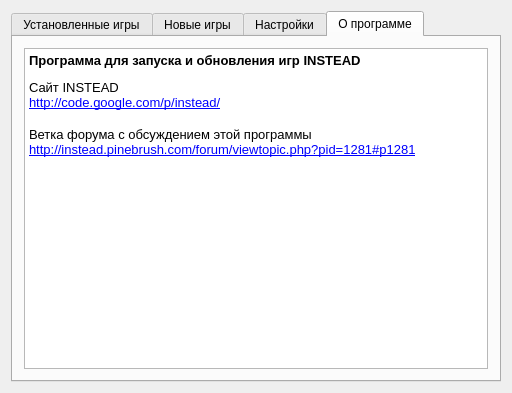
First picture: the form in mainwindow.ui, repository instead-hub/instead-launcher, before the edit.
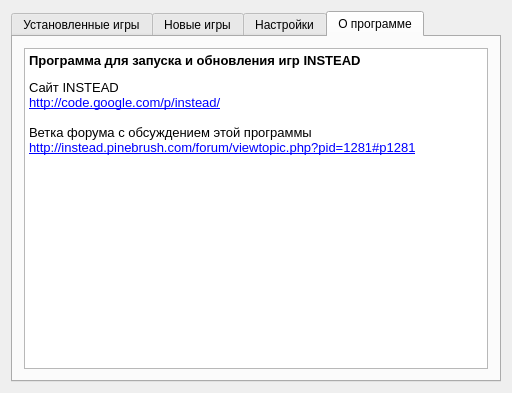
Second picture: the form after the edit. The open tabs and pages were chosen to show the change.

Commit message: buttons and handlers renamed

```diff
--- a/mainwindow.ui
+++ b/mainwindow.ui
@@ -202,9 +202,9 @@
            <string>&lt;!DOCTYPE HTML PUBLIC &quot;-//W3C//DTD HTML 4.0//EN&quot; &quot;http://www.w3.org/TR/REC-html40/strict.dtd&quot;&gt;
 &lt;html&gt;&lt;head&gt;&lt;meta name=&quot;qrichtext&quot; content=&quot;1&quot; /&gt;&lt;style type=&quot;text/css&quot;&gt;
 p, li { white-space: pre-wrap; }
-&lt;/style&gt;&lt;/head&gt;&lt;body style=&quot; font-family:'Droid Sans'; font-size:11pt; font-weight:400; font-style:normal;&quot;&gt;
-&lt;p style=&quot; margin-top:14px; margin-bottom:12px; margin-left:0px; margin-right:0px; -qt-block-indent:0; text-indent:0px;&quot;&gt;&lt;span style=&quot; font-family:'Sans Serif'; font-size:10pt; font-weight:600;&quot;&gt;Программа для запуска и обновления игр INSTEAD&lt;/span&gt;&lt;/p&gt;
-&lt;p style=&quot; margin-top:0px; margin-bottom:0px; margin-left:0px; margin-right:0px; -qt-block-indent:0; text-indent:0px;&quot;&gt;&lt;span style=&quot; font-family:'Sans Serif'; font-size:10pt;&quot;&gt;Сайт INSTEAD&lt;br /&gt;&lt;/span&gt;&lt;a href=&quot;http://code.google.com/p/instead/&quot;&gt;&lt;span style=&quot; font-family:'Sans Serif'; font-size:10pt; text-decoration: underline; color:#0000ff;&quot;&gt;http://code.google.com/p/instead/&lt;/span&gt;&lt;/a&gt;&lt;span style=&quot; font-family:'Sans Serif'; font-size:10pt;&quot;&gt;&lt;br /&gt;&lt;br /&gt;Ветка форума с обсуждением этой программы&lt;br /&gt;&lt;/span&gt;&lt;a href=&quot;http://instead.pinebrush.com/forum/viewtopic.php?pid=1281#p1281&quot;&gt;&lt;span style=&quot; font-family:'Sans Serif'; font-size:10pt; text-decoration: underline; color:#0000ff;&quot;&gt;http://instead.pinebrush.com/forum/viewtopic.php?pid=1281#p1281&lt;/span&gt;&lt;/a&gt;&lt;span style=&quot; font-family:'Sans Serif'; font-size:10pt;&quot;&gt; &lt;/span&gt;&lt;/p&gt;&lt;/body&gt;&lt;/html&gt;</string>
+&lt;/style&gt;&lt;/head&gt;&lt;body style=&quot; font-family:'Sans'; font-size:10pt; font-weight:400; font-style:normal;&quot;&gt;
+&lt;p style=&quot; margin-top:14px; margin-bottom:12px; margin-left:0px; margin-right:0px; -qt-block-indent:0; text-indent:0px;&quot;&gt;&lt;span style=&quot; font-family:'Sans Serif'; font-weight:600;&quot;&gt;Программа для запуска и обновления игр INSTEAD&lt;/span&gt;&lt;/p&gt;
+&lt;p style=&quot; margin-top:0px; margin-bottom:0px; margin-left:0px; margin-right:0px; -qt-block-indent:0; text-indent:0px;&quot;&gt;&lt;span style=&quot; font-family:'Sans Serif';&quot;&gt;Сайт INSTEAD&lt;br /&gt;&lt;/span&gt;&lt;a href=&quot;http://code.google.com/p/instead/&quot;&gt;&lt;span style=&quot; font-family:'Sans Serif'; text-decoration: underline; color:#0000ff;&quot;&gt;http://code.google.com/p/instead/&lt;/span&gt;&lt;/a&gt;&lt;span style=&quot; font-family:'Sans Serif';&quot;&gt;&lt;br /&gt;&lt;br /&gt;Ветка форума с обсуждением этой программы&lt;br /&gt;&lt;/span&gt;&lt;a href=&quot;http://instead.pinebrush.com/forum/viewtopic.php?pid=1281#p1281&quot;&gt;&lt;span style=&quot; font-family:'Sans Serif'; text-decoration: underline; color:#0000ff;&quot;&gt;http://instead.pinebrush.com/forum/viewtopic.php?pid=1281#p1281&lt;/span&gt;&lt;/a&gt;&lt;span style=&quot; font-family:'Sans Serif';&quot;&gt; &lt;/span&gt;&lt;/p&gt;&lt;/body&gt;&lt;/html&gt;</string>
           </property>
          </widget>
         </item>
```
Left out of the diff: 8 changed lines with no effect on the pictures. The commit also changes 2 other files.
